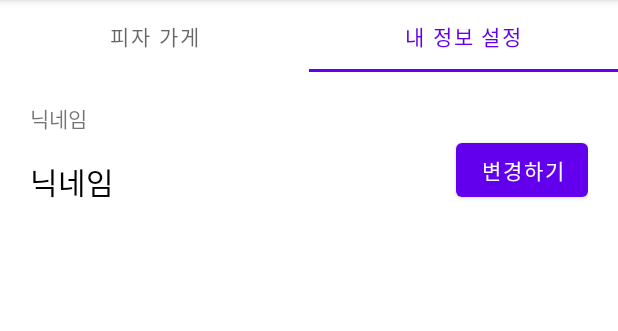
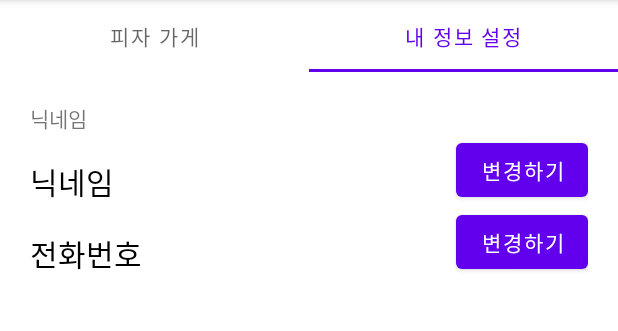
Before and after one commit to parksangmin/PizzaStore_20220710, an Android app: the screen it shows after launch (MainActivity), tab 2 chosen, on a phone screen of 412 x 824 dp, the part 84-415 px from its top. Run offline under Robolectric (Android 15) with nearby library versions, the phone set to English and light mode, and no system bars.

Commit message:
4. ProfoleFragment 작업 완료 - Intent(3) 1) ProfileFragment -> ProfileActivity로 이동하는 코드 작성

```diff
--- a/app/src/main/java/com/sangmin/pizzastore_20220710/Fragments/ProfileFragment.kt
+++ b/app/src/main/java/com/sangmin/pizzastore_20220710/Fragments/ProfileFragment.kt
@@ -13,8 +13,11 @@ import kotlinx.android.synthetic.main.fragment_profile.*
 
 class ProfileFragment: Fragment() {
 
+//    숫자값으로 코드에 적으면, 이 숫자가 무슨? 어떤 데이터를 받으러 가는지 코드를 읽고 이해하기 어렵다
+//    코드의 가독성을 올리기 위해 맴버변수로 바꾼다(변수명을 이해할 수 있게 작성)
 
-    val REQ_FOR_NICKNAME : 1000
+    val REQ_FOR_NICKNAME = 1000
+    val REQ_FOR_PHONENUM = 1001
 
     override fun onCreateView(
         inflater: LayoutInflater,
@@ -34,9 +37,21 @@ class ProfileFragment: Fragment() {
 
 
         }
+
+        changephonNumBtn.setOnClickListener {
+            val myIntent = Intent(requireContext(), ProfileActivity::class.java)
+            startActivityForResult(myIntent,REQ_FOR_PHONENUM)
+        }
     }
 
 
+
+
+//    복귀한 A화면 -> B화면에서 입력한 데이터를 받아서  UI 반영 등 코드 작성
+//    requestCode : 어떤 데이터를 가져온건지 구별해주는 숫자(1)에서 작성한 숫자
+//    resultCode : 확인버튼을 누른게 맞는가? Activity.Result_OK
+//    data? : 결과로 세팅해준 resultintent를 담고 있는 변수
+//    data?.get자료형Extra로 넣어둔 데이터를 추출
     override fun onActivityResult(requestCode: Int, resultCode: Int, data: Intent?) {
         super.onActivityResult(requestCode, resultCode, data)
         if (requestCode == REQ_FOR_NICKNAME){
@@ -46,5 +61,8 @@ class ProfileFragment: Fragment() {
             }
 
         }
+
     }
+
+
 }
--- a/app/src/main/java/com/sangmin/pizzastore_20220710/MainActivity.kt
+++ b/app/src/main/java/com/sangmin/pizzastore_20220710/MainActivity.kt
@@ -1,5 +1,6 @@
 package com.sangmin.pizzastore_20220710
 
+import android.content.Intent
 import androidx.appcompat.app.AppCompatActivity
 import android.os.Bundle
 import androidx.viewpager.widget.PagerAdapter
@@ -22,4 +23,5 @@ class MainActivity : AppCompatActivity() {
 
         mainTabLayout.setupWithViewPager(mainViewPager)
     }
-}
+
+    }
--- a/app/src/main/java/com/sangmin/pizzastore_20220710/ProfileActivity.kt
+++ b/app/src/main/java/com/sangmin/pizzastore_20220710/ProfileActivity.kt
@@ -4,11 +4,15 @@ import android.content.Intent
 import androidx.appcompat.app.AppCompatActivity
 import android.os.Bundle
 import kotlinx.android.synthetic.main.activity_profile.*
+import kotlinx.android.synthetic.main.fragment_profile.*
 
 class ProfileActivity : AppCompatActivity() {
     override fun onCreate(savedInstanceState: Bundle?) {
         super.onCreate(savedInstanceState)
         setContentView(R.layout.activity_profile)
+
+
+//       val 입력값변수 = 들고들어갈데이터
 
         changeBtn.setOnClickListener {
             val inputNick = changeNicEdt.text.toString()
@@ -17,5 +21,7 @@ class ProfileActivity : AppCompatActivity() {
             setResult(RESULT_OK, resultIntent)
             finish()
         }
+
+
     }
 }
--- a/app/src/main/java/com/sangmin/pizzastore_20220710/adapters/MainViewPagerAdapter.kt
+++ b/app/src/main/java/com/sangmin/pizzastore_20220710/adapters/MainViewPagerAdapter.kt
@@ -26,6 +26,7 @@ class MainViewPagerAdapter(
 
     }
 
+//    제목을 나타내기 위해서
     override fun getPageTitle(position: Int): CharSequence? {
         when(position) {
             0 -> {
--- a/app/src/main/java/com/sangmin/pizzastore_20220710/adapters/StoreListAdapter.kt
+++ b/app/src/main/java/com/sangmin/pizzastore_20220710/adapters/StoreListAdapter.kt
@@ -9,6 +9,8 @@ import android.widget.TextView
 import com.sangmin.pizzastore_20220710.R
 import com.sangmin.pizzastore_20220710.StoreData
 
+
+// val 쪽을 만든 이유는 아래쪽에서 활용 할 수  가 있어서 입니다
 class StoreListAdapter(
     val mContext : Context,
     val resId : Int,
--- a/app/src/main/res/layout/fragment_profile.xml
+++ b/app/src/main/res/layout/fragment_profile.xml
@@ -39,4 +39,33 @@
 
     </LinearLayout>
 
+    <LinearLayout
+        android:layout_width="match_parent"
+        android:layout_height="wrap_content"
+        android:layout_gravity="center_vertical"
+        android:orientation="horizontal">
+
+        <TextView
+            android:id="@+id/phoneNumTxt"
+            android:layout_width="wrap_content"
+            android:layout_height="wrap_content"
+            android:text="전화번호"
+            android:layout_marginTop="10dp"
+            android:textSize="20sp"
+            android:textColor="@color/black" />
+
+        <TextView
+            android:layout_width="0dp"
+            android:layout_height="wrap_content"
+            android:layout_weight="1"/>
+
+        <Button
+            android:id="@+id/changephonNumBtn"
+            android:layout_width="wrap_content"
+            android:layout_height="wrap_content"
+            android:text="변경하기"/>
+
+
+    </LinearLayout>
+
 </LinearLayout>
```
